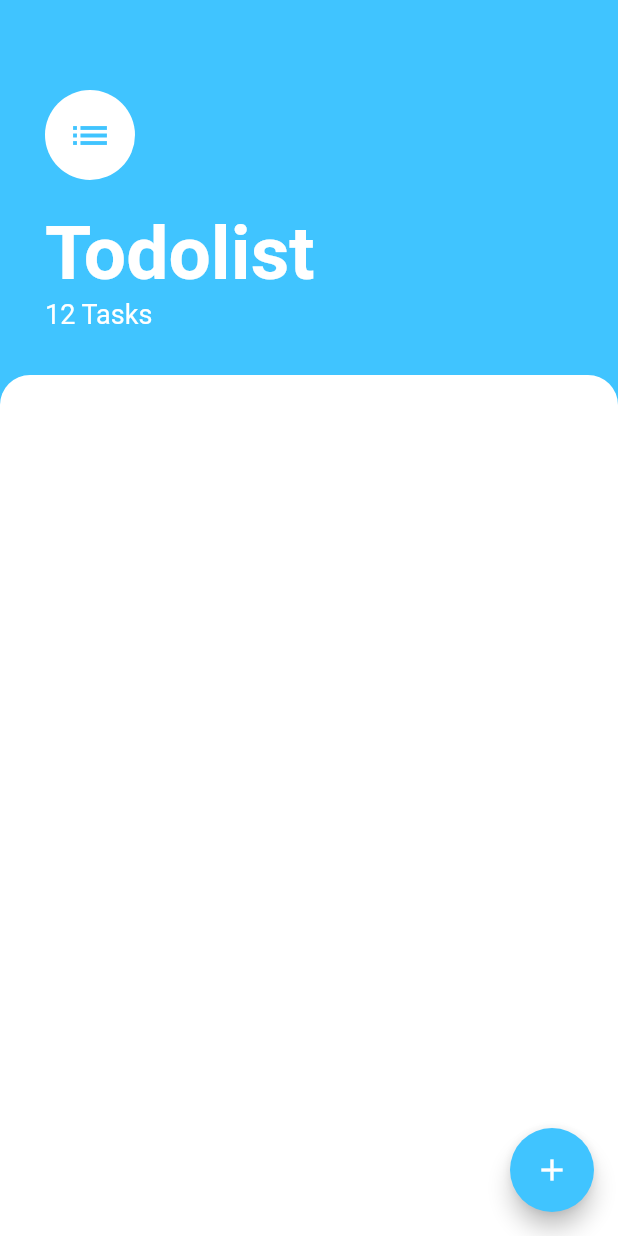
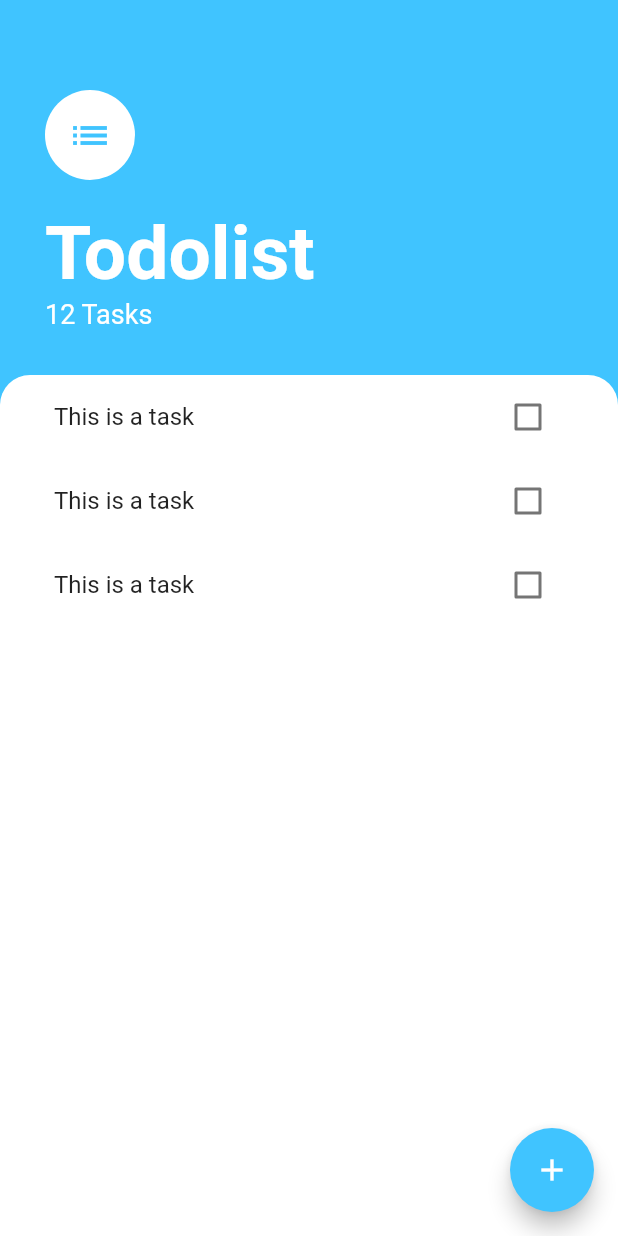
Before and after one commit to davigun/todolist-complete, a Flutter app: the screen it shows after launch, on a phone screen of 412 x 824 dp. Run offline on Flutter 3.47's test engine with Material 2 defaults, Android fonts, the phone set to English and light mode, and no system bars.

Commit message:
Adding ListView

```diff
--- a/lib/screens/tasks_screen.dart
+++ b/lib/screens/tasks_screen.dart
@@ -1,6 +1,7 @@
 // ignore_for_file: prefer_const_constructors
 
 import 'package:flutter/material.dart';
+import 'package:todolist/widgets/tasks_list.dart';
 
 class TasksScreen extends StatelessWidget {
   @override
@@ -9,7 +10,9 @@ class TasksScreen extends StatelessWidget {
       backgroundColor: Colors.lightBlueAccent,
       floatingActionButton: FloatingActionButton(
         backgroundColor: Colors.lightBlueAccent,
-        onPressed: () {},
+        onPressed: () {
+          // slide bottom sheet
+        },
         child: Icon(Icons.add),
       ),
       body: Column(
@@ -19,7 +22,7 @@ class TasksScreen extends StatelessWidget {
             padding: const EdgeInsets.only(top: 60.0, left: 30.0, right: 30.0, bottom: 30.0),
             child: Column(
               crossAxisAlignment: CrossAxisAlignment.start,
-              children: [
+              children: const [
                 CircleAvatar(
                   child: Icon(
                     Icons.list,
@@ -52,6 +55,7 @@ class TasksScreen extends StatelessWidget {
           ),
           Expanded(
             child: Container(
+              padding: EdgeInsets.symmetric(horizontal: 20.0),
               decoration: BoxDecoration(
                 color: Colors.white,
                 borderRadius: BorderRadius.only(
@@ -59,6 +63,7 @@ class TasksScreen extends StatelessWidget {
                   topRight: Radius.circular(20.0),
                 ),
               ),
+              child: TasksList(),
             ),
           ),
         ],
--- /dev/null
+++ b/lib/widgets/task_tile.dart
@@ -0,0 +1,14 @@
+import 'package:flutter/material.dart';
+
+class TaskTile extends StatelessWidget {
+  @override
+  Widget build(BuildContext context) {
+    return ListTile(
+      title: Text('This is a task'),
+      trailing: Checkbox(
+        value: false,
+        onChanged: (bool? value) {},
+      ),
+    );
+  }
+}
--- /dev/null
+++ b/lib/widgets/tasks_list.dart
@@ -0,0 +1,15 @@
+import 'package:flutter/material.dart';
+import 'package:todolist/widgets/task_tile.dart';
+
+class TasksList extends StatelessWidget {
+  @override
+  Widget build(BuildContext context) {
+    return ListView(
+      children: [
+        TaskTile(),
+        TaskTile(),
+        TaskTile(),
+      ],
+    );
+  }
+}
```
